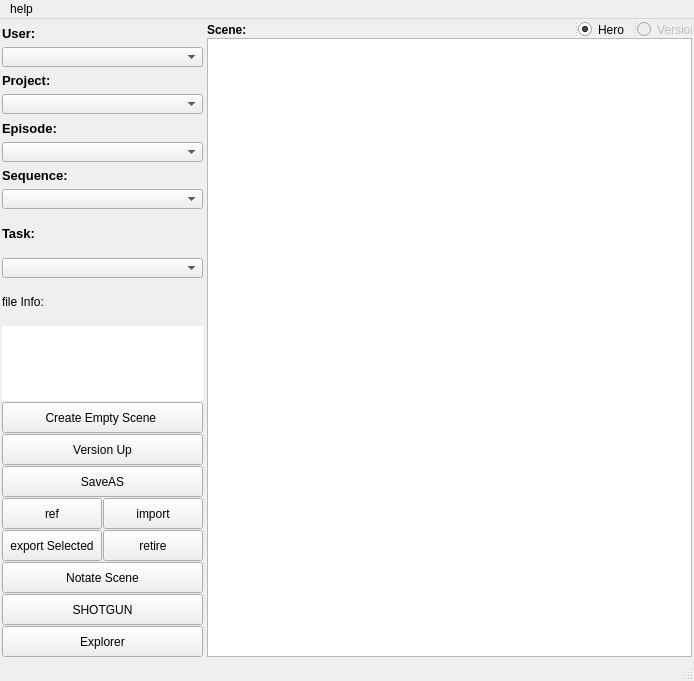
First picture: the form in dsShotOpen/dsShotOpenUI.ui, repository davidwilliamsDK/maya, before the edit.
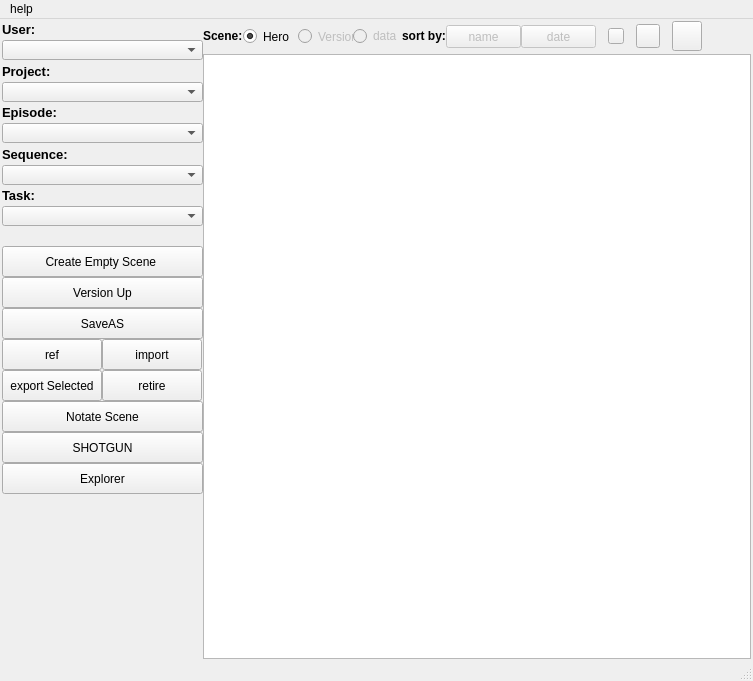
Second picture: the form after the edit. Icons and pictures are not drawn.

Patch:
```diff
--- a/dsShotOpen/dsShotOpenUI.ui
+++ b/dsShotOpen/dsShotOpenUI.ui
@@ -6,20 +6,20 @@
    <rect>
     <x>0</x>
     <y>0</y>
-    <width>694</width>
+    <width>753</width>
     <height>681</height>
    </rect>
   </property>
   <property name="minimumSize">
    <size>
-    <width>452</width>
+    <width>676</width>
     <height>681</height>
    </size>
   </property>
   <property name="maximumSize">
    <size>
-    <width>1000</width>
-    <height>681</height>
+    <width>1500</width>
+    <height>2000</height>
    </size>
   </property>
   <property name="windowTitle">
@@ -38,158 +38,43 @@
      <verstretch>0</verstretch>
     </sizepolicy>
    </property>
+   <layout class="QGridLayout" name="gridLayout_2">
+    <property name="leftMargin">
+     <number>2</number>
+    </property>
+    <property name="topMargin">
+     <number>0</number>
+    </property>
+    <property name="rightMargin">
+     <number>2</number>
+    </property>
+    <property name="bottomMargin">
+     <number>0</number>
+    </property>
+    <property name="spacing">
+     <number>0</number>
+    </property>
+    <item row="0" column="0" rowspan="2">
+     <widget class="QWidget" name="tmpwidget" native="true">
+      <property name="minimumSize">
+       <size>
+        <width>201</width>
+        <height>475</height>
+       </size>
+      </property>
+      <property name="maximumSize">
+       <size>
+        <width>201</width>
+        <height>475</height>
+       </size>
+      </property>
    <layout class="QGridLayout" name="gridLayout">
-    <property name="horizontalSpacing">
-     <number>4</number>
-    </property>
-    <property name="verticalSpacing">
-     <number>1</number>
-    </property>
     <property name="margin">
-     <number>2</number>
-    </property>
-    <item row="0" column="0">
-     <widget class="QLabel" name="user_L">
-      <property name="maximumSize">
-       <size>
-        <width>201</width>
-        <height>25</height>
-       </size>
-      </property>
-      <property name="font">
-       <font>
-        <pointsize>10</pointsize>
-        <weight>75</weight>
-        <bold>true</bold>
-       </font>
-      </property>
-      <property name="text">
-       <string>User:</string>
-      </property>
-     </widget>
-    </item>
-    <item row="0" column="1" rowspan="20">
-     <layout class="QVBoxLayout" name="verticalLayout_2">
-      <item>
-       <widget class="QSplitter" name="splitter_3">
-        <property name="orientation">
-         <enum>Qt::Horizontal</enum>
-        </property>
-        <property name="opaqueResize">
-         <bool>true</bool>
-        </property>
-        <property name="childrenCollapsible">
-         <bool>true</bool>
-        </property>
-        <widget class="QLabel" name="scene_L">
-         <property name="sizePolicy">
-          <sizepolicy hsizetype="Fixed" vsizetype="Fixed">
-           <horstretch>0</horstretch>
-           <verstretch>0</verstretch>
-          </sizepolicy>
-         </property>
-         <property name="font">
-          <font>
-           <pointsize>9</pointsize>
-           <weight>75</weight>
-           <bold>true</bold>
-          </font>
-         </property>
-         <property name="text">
-          <string>Scene:</string>
-         </property>
-        </widget>
-        <widget class="QRadioButton" name="hero_RB">
-         <property name="enabled">
-          <bool>true</bool>
-         </property>
-         <property name="minimumSize">
-          <size>
-           <width>55</width>
-           <height>17</height>
-          </size>
-         </property>
-         <property name="maximumSize">
-          <size>
-           <width>47</width>
-           <height>17</height>
-          </size>
-         </property>
-         <property name="text">
-          <string>Hero</string>
-         </property>
-         <property name="checked">
-          <bool>true</bool>
-         </property>
-        </widget>
-        <widget class="QRadioButton" name="version_RB">
-         <property name="enabled">
-          <bool>false</bool>
-         </property>
-         <property name="minimumSize">
-          <size>
-           <width>55</width>
-           <height>17</height>
-          </size>
-         </property>
-         <property name="maximumSize">
-          <size>
-           <width>47</width>
-           <height>17</height>
-          </size>
-         </property>
-         <property name="text">
-          <string>Version</string>
-         </property>
-         <property name="checked">
-          <bool>false</bool>
-         </property>
-        </widget>
-       </widget>
-      </item>
-      <item>
-       <widget class="QListWidget" name="scene_LW">
-        <property name="minimumSize">
-         <size>
-          <width>211</width>
-          <height>400</height>
-         </size>
-        </property>
-        <property name="iconSize">
-         <size>
-          <width>550</width>
-          <height>550</height>
-         </size>
+        <number>0</number>
         </property>
         <property name="spacing">
-         <number>5</number>
-        </property>
-        <property name="gridSize">
-         <size>
-          <width>1</width>
-          <height>25</height>
-         </size>
-        </property>
-       </widget>
-      </item>
-     </layout>
-    </item>
-    <item row="1" column="0">
-     <widget class="QComboBox" name="user_CB">
-      <property name="minimumSize">
-       <size>
-        <width>199</width>
-        <height>20</height>
-       </size>
-      </property>
-      <property name="maximumSize">
-       <size>
-        <width>201</width>
-        <height>20</height>
-       </size>
-      </property>
-     </widget>
-    </item>
+        <number>0</number>
+       </property>
     <item row="2" column="0">
      <widget class="QLabel" name="project_L">
       <property name="maximumSize">
@@ -210,43 +95,57 @@
       </property>
      </widget>
     </item>
-    <item row="3" column="0">
-     <widget class="QComboBox" name="projects_CB">
+       <item row="13" column="0" colspan="2">
+        <widget class="QPushButton" name="versionUp_B">
+         <property name="enabled">
+          <bool>true</bool>
+         </property>
+         <property name="sizePolicy">
+          <sizepolicy hsizetype="Fixed" vsizetype="Fixed">
+           <horstretch>0</horstretch>
+           <verstretch>0</verstretch>
+          </sizepolicy>
+         </property>
       <property name="minimumSize">
        <size>
-        <width>199</width>
-        <height>20</height>
-       </size>
-      </property>
-      <property name="maximumSize">
-       <size>
         <width>201</width>
-        <height>20</height>
-       </size>
-      </property>
-     </widget>
-    </item>
-    <item row="4" column="0">
-     <widget class="QLabel" name="episode_L">
+           <height>31</height>
+          </size>
+         </property>
       <property name="maximumSize">
        <size>
         <width>201</width>
-        <height>26</height>
+           <height>31</height>
        </size>
       </property>
       <property name="font">
        <font>
-        <pointsize>10</pointsize>
-        <weight>75</weight>
-        <bold>true</bold>
+           <weight>50</weight>
+           <bold>false</bold>
        </font>
       </property>
       <property name="text">
-       <string>Episode:</string>
+          <string>Version Up</string>
       </property>
      </widget>
     </item>
-    <item row="5" column="0">
+       <item row="9" column="0" colspan="2">
+        <widget class="QComboBox" name="task_CB">
+         <property name="minimumSize">
+          <size>
+           <width>199</width>
+           <height>20</height>
+          </size>
+         </property>
+         <property name="maximumSize">
+          <size>
+           <width>201</width>
+           <height>20</height>
+          </size>
+         </property>
+        </widget>
+       </item>
+       <item row="5" column="0" colspan="2">
      <widget class="QComboBox" name="episodes_CB">
       <property name="minimumSize">
        <size>
@@ -262,42 +161,6 @@
       </property>
      </widget>
     </item>
-    <item row="6" column="0">
-     <widget class="QLabel" name="seq_L">
-      <property name="maximumSize">
-       <size>
-        <width>201</width>
-        <height>25</height>
-       </size>
-      </property>
-      <property name="font">
-       <font>
-        <pointsize>10</pointsize>
-        <weight>75</weight>
-        <bold>true</bold>
-       </font>
-      </property>
-      <property name="text">
-       <string>Sequence:</string>
-      </property>
-     </widget>
-    </item>
-    <item row="7" column="0">
-     <widget class="QComboBox" name="sequence_CB">
-      <property name="minimumSize">
-       <size>
-        <width>199</width>
-        <height>20</height>
-       </size>
-      </property>
-      <property name="maximumSize">
-       <size>
-        <width>201</width>
-        <height>20</height>
-       </size>
-      </property>
-     </widget>
-    </item>
     <item row="8" column="0">
      <widget class="QLabel" name="task_L">
       <property name="font">
@@ -312,8 +175,8 @@
       </property>
      </widget>
     </item>
-    <item row="9" column="0">
-     <widget class="QComboBox" name="task_CB">
+       <item row="7" column="0" colspan="2">
+        <widget class="QComboBox" name="sequence_CB">
       <property name="minimumSize">
        <size>
         <width>199</width>
@@ -328,42 +191,99 @@
       </property>
      </widget>
     </item>
-    <item row="10" column="0">
-     <widget class="QLabel" name="shots_L">
+       <item row="16" column="1">
+        <widget class="QPushButton" name="retire_B">
+         <property name="minimumSize">
+          <size>
+           <width>100</width>
+           <height>31</height>
+          </size>
+         </property>
+         <property name="maximumSize">
+          <size>
+           <width>99</width>
+           <height>31</height>
+          </size>
+         </property>
       <property name="text">
-       <string>file Info:</string>
+          <string>retire</string>
       </property>
      </widget>
     </item>
-    <item row="11" column="0">
-     <widget class="QListWidget" name="shots_LW">
+       <item row="17" column="0" colspan="2">
+        <widget class="QPushButton" name="notate_B">
+         <property name="enabled">
+          <bool>true</bool>
+         </property>
+         <property name="sizePolicy">
+          <sizepolicy hsizetype="Fixed" vsizetype="Fixed">
+           <horstretch>0</horstretch>
+           <verstretch>0</verstretch>
+          </sizepolicy>
+         </property>
       <property name="minimumSize">
        <size>
         <width>201</width>
-        <height>75</height>
+           <height>31</height>
        </size>
       </property>
       <property name="maximumSize">
        <size>
         <width>201</width>
-        <height>75</height>
-       </size>
-      </property>
-      <property name="frameShape">
-       <enum>QFrame::NoFrame</enum>
-      </property>
-      <property name="verticalScrollBarPolicy">
-       <enum>Qt::ScrollBarAsNeeded</enum>
-      </property>
-      <property name="horizontalScrollBarPolicy">
-       <enum>Qt::ScrollBarAlwaysOff</enum>
-      </property>
-      <property name="editTriggers">
-       <set>QAbstractItemView::NoEditTriggers</set>
-      </property>
-     </widget>
-    </item>
-    <item row="12" column="0">
+           <height>31</height>
+          </size>
+         </property>
+         <property name="font">
+          <font>
+           <weight>50</weight>
+           <bold>false</bold>
+          </font>
+         </property>
+         <property name="text">
+          <string>Notate Scene</string>
+         </property>
+        </widget>
+       </item>
+       <item row="0" column="0">
+        <widget class="QLabel" name="user_L">
+         <property name="maximumSize">
+          <size>
+           <width>201</width>
+           <height>25</height>
+          </size>
+         </property>
+         <property name="font">
+          <font>
+           <pointsize>10</pointsize>
+           <weight>75</weight>
+           <bold>true</bold>
+          </font>
+         </property>
+         <property name="text">
+          <string>User:</string>
+         </property>
+        </widget>
+       </item>
+       <item row="18" column="0" colspan="2">
+        <widget class="QPushButton" name="sg_B">
+         <property name="minimumSize">
+          <size>
+           <width>201</width>
+           <height>31</height>
+          </size>
+         </property>
+         <property name="maximumSize">
+          <size>
+           <width>201</width>
+           <height>31</height>
+          </size>
+         </property>
+         <property name="text">
+          <string>SHOTGUN</string>
+         </property>
+        </widget>
+       </item>
+       <item row="12" column="0" colspan="2">
      <widget class="QPushButton" name="createEmpty_B">
       <property name="enabled">
        <bool>true</bool>
@@ -397,79 +317,23 @@
       </property>
      </widget>
     </item>
-    <item row="13" column="0">
-     <widget class="QPushButton" name="versionUp_B">
-      <property name="enabled">
-       <bool>true</bool>
-      </property>
-      <property name="sizePolicy">
-       <sizepolicy hsizetype="Fixed" vsizetype="Fixed">
-        <horstretch>0</horstretch>
-        <verstretch>0</verstretch>
-       </sizepolicy>
-      </property>
+       <item row="3" column="0" colspan="2">
+        <widget class="QComboBox" name="projects_CB">
       <property name="minimumSize">
        <size>
-        <width>201</width>
-        <height>31</height>
+           <width>199</width>
+           <height>20</height>
        </size>
       </property>
       <property name="maximumSize">
        <size>
         <width>201</width>
-        <height>31</height>
-       </size>
-      </property>
-      <property name="font">
-       <font>
-        <weight>50</weight>
-        <bold>false</bold>
-       </font>
-      </property>
-      <property name="text">
-       <string>Version Up</string>
-      </property>
-     </widget>
-    </item>
-    <item row="14" column="0">
-     <widget class="QPushButton" name="saveAs_B">
-      <property name="minimumSize">
-       <size>
-        <width>201</width>
-        <height>31</height>
-       </size>
-      </property>
-      <property name="maximumSize">
-       <size>
-        <width>201</width>
-        <height>31</height>
-       </size>
-      </property>
-      <property name="text">
-       <string>SaveAS</string>
+           <height>20</height>
+          </size>
       </property>
      </widget>
     </item>
     <item row="15" column="0">
-     <widget class="QSplitter" name="splitter">
-      <property name="minimumSize">
-       <size>
-        <width>201</width>
-        <height>31</height>
-       </size>
-      </property>
-      <property name="maximumSize">
-       <size>
-        <width>200</width>
-        <height>31</height>
-       </size>
-      </property>
-      <property name="orientation">
-       <enum>Qt::Horizontal</enum>
-      </property>
-      <property name="handleWidth">
-       <number>1</number>
-      </property>
       <widget class="QPushButton" name="ref_B">
        <property name="minimumSize">
         <size>
@@ -487,6 +351,63 @@
         <string>ref</string>
        </property>
       </widget>
+       </item>
+       <item row="6" column="0">
+        <widget class="QLabel" name="seq_L">
+         <property name="maximumSize">
+          <size>
+           <width>201</width>
+           <height>25</height>
+          </size>
+         </property>
+         <property name="font">
+          <font>
+           <pointsize>10</pointsize>
+           <weight>75</weight>
+           <bold>true</bold>
+          </font>
+         </property>
+         <property name="text">
+          <string>Sequence:</string>
+         </property>
+        </widget>
+       </item>
+       <item row="14" column="0" colspan="2">
+        <widget class="QPushButton" name="saveAs_B">
+         <property name="minimumSize">
+          <size>
+           <width>201</width>
+           <height>31</height>
+          </size>
+         </property>
+         <property name="maximumSize">
+          <size>
+           <width>201</width>
+           <height>31</height>
+          </size>
+         </property>
+         <property name="text">
+          <string>SaveAS</string>
+         </property>
+        </widget>
+       </item>
+       <item row="1" column="0" colspan="2">
+        <widget class="QComboBox" name="user_CB">
+         <property name="minimumSize">
+          <size>
+           <width>199</width>
+           <height>20</height>
+          </size>
+         </property>
+         <property name="maximumSize">
+          <size>
+           <width>201</width>
+           <height>20</height>
+          </size>
+         </property>
+        </widget>
+       </item>
+       <item row="15" column="1">
       <widget class="QPushButton" name="import_B">
        <property name="minimumSize">
         <size>
@@ -504,34 +425,8 @@
         <string>import</string>
        </property>
       </widget>
-     </widget>
     </item>
     <item row="16" column="0">
-     <widget class="QSplitter" name="splitter_2">
-      <property name="minimumSize">
-       <size>
-        <width>201</width>
-        <height>31</height>
-       </size>
-      </property>
-      <property name="maximumSize">
-       <size>
-        <width>200</width>
-        <height>31</height>
-       </size>
-      </property>
-      <property name="orientation">
-       <enum>Qt::Horizontal</enum>
-      </property>
-      <property name="opaqueResize">
-       <bool>true</bool>
-      </property>
-      <property name="handleWidth">
-       <number>1</number>
-      </property>
-      <property name="childrenCollapsible">
-       <bool>false</bool>
-      </property>
       <widget class="QPushButton" name="export_B">
        <property name="minimumSize">
         <size>
@@ -549,79 +444,28 @@
         <string>export Selected</string>
        </property>
       </widget>
-      <widget class="QPushButton" name="retire_B">
-       <property name="minimumSize">
-        <size>
-         <width>100</width>
-         <height>31</height>
-        </size>
-       </property>
-       <property name="maximumSize">
-        <size>
-         <width>99</width>
-         <height>31</height>
-        </size>
-       </property>
-       <property name="text">
-        <string>retire</string>
-       </property>
-      </widget>
-     </widget>
-    </item>
-    <item row="17" column="0">
-     <widget class="QPushButton" name="notate_B">
-      <property name="enabled">
-       <bool>true</bool>
-      </property>
-      <property name="sizePolicy">
-       <sizepolicy hsizetype="Fixed" vsizetype="Fixed">
-        <horstretch>0</horstretch>
-        <verstretch>0</verstretch>
-       </sizepolicy>
-      </property>
-      <property name="minimumSize">
-       <size>
-        <width>201</width>
-        <height>31</height>
-       </size>
-      </property>
+       </item>
+       <item row="4" column="0">
+        <widget class="QLabel" name="episode_L">
       <property name="maximumSize">
        <size>
         <width>201</width>
-        <height>31</height>
+           <height>26</height>
        </size>
       </property>
       <property name="font">
        <font>
-        <weight>50</weight>
-        <bold>false</bold>
+           <pointsize>10</pointsize>
+           <weight>75</weight>
+           <bold>true</bold>
        </font>
       </property>
       <property name="text">
-       <string>Notate Scene</string>
+          <string>Episode:</string>
       </property>
      </widget>
     </item>
-    <item row="18" column="0">
-     <widget class="QPushButton" name="sg_B">
-      <property name="minimumSize">
-       <size>
-        <width>201</width>
-        <height>31</height>
-       </size>
-      </property>
-      <property name="maximumSize">
-       <size>
-        <width>201</width>
-        <height>31</height>
-       </size>
-      </property>
-      <property name="text">
-       <string>SHOTGUN</string>
-      </property>
-     </widget>
-    </item>
-    <item row="19" column="0">
+       <item row="19" column="0" colspan="2">
      <widget class="QPushButton" name="explorer_B">
       <property name="enabled">
        <bool>true</bool>
@@ -655,6 +499,399 @@
       </property>
      </widget>
     </item>
+       <item row="10" column="0">
+        <spacer name="verticalSpacer">
+         <property name="orientation">
+          <enum>Qt::Vertical</enum>
+         </property>
+         <property name="sizeType">
+          <enum>QSizePolicy::Fixed</enum>
+         </property>
+         <property name="sizeHint" stdset="0">
+          <size>
+           <width>20</width>
+           <height>20</height>
+          </size>
+         </property>
+        </spacer>
+       </item>
+      </layout>
+     </widget>
+    </item>
+    <item row="0" column="8">
+     <widget class="QWidget" name="widget" native="true">
+      <property name="minimumSize">
+       <size>
+        <width>120</width>
+        <height>35</height>
+       </size>
+      </property>
+      <property name="maximumSize">
+       <size>
+        <width>120</width>
+        <height>35</height>
+       </size>
+      </property>
+      <property name="layoutDirection">
+       <enum>Qt::LeftToRight</enum>
+      </property>
+      <property name="autoFillBackground">
+       <bool>true</bool>
+      </property>
+      <layout class="QHBoxLayout" name="horizontalLayout">
+       <property name="spacing">
+        <number>0</number>
+       </property>
+       <property name="margin">
+        <number>0</number>
+       </property>
+       <item>
+        <widget class="QPushButton" name="iconSmall_PB">
+         <property name="minimumSize">
+          <size>
+           <width>16</width>
+           <height>16</height>
+          </size>
+         </property>
+         <property name="maximumSize">
+          <size>
+           <width>16</width>
+           <height>16</height>
+          </size>
+         </property>
+         <property name="text">
+          <string/>
+         </property>
+         <property name="icon">
+          <iconset>
+           <normaloff>:/icons/mayaico_2014.png</normaloff>:/icons/mayaico_2014.png</iconset>
+         </property>
+         <property name="iconSize">
+          <size>
+           <width>10</width>
+           <height>10</height>
+          </size>
+         </property>
+         <property name="checked">
+          <bool>false</bool>
+         </property>
+        </widget>
+       </item>
+       <item>
+        <widget class="QPushButton" name="iconMed_PB">
+         <property name="minimumSize">
+          <size>
+           <width>24</width>
+           <height>24</height>
+          </size>
+         </property>
+         <property name="maximumSize">
+          <size>
+           <width>24</width>
+           <height>24</height>
+          </size>
+         </property>
+         <property name="text">
+          <string/>
+         </property>
+         <property name="icon">
+          <iconset>
+           <normaloff>:/icons/mayaico_2014.png</normaloff>:/icons/mayaico_2014.png</iconset>
+         </property>
+        </widget>
+       </item>
+       <item>
+        <widget class="QPushButton" name="iconLarge_PB">
+         <property name="minimumSize">
+          <size>
+           <width>30</width>
+           <height>30</height>
+          </size>
+         </property>
+         <property name="maximumSize">
+          <size>
+           <width>30</width>
+           <height>30</height>
+          </size>
+         </property>
+         <property name="text">
+          <string/>
+         </property>
+         <property name="icon">
+          <iconset>
+           <normaloff>:/icons/mayaico_2014.png</normaloff>:/icons/mayaico_2014.png</iconset>
+         </property>
+         <property name="iconSize">
+          <size>
+           <width>25</width>
+           <height>25</height>
+          </size>
+         </property>
+         <property name="checked">
+          <bool>false</bool>
+         </property>
+        </widget>
+       </item>
+      </layout>
+     </widget>
+    </item>
+    <item row="1" column="1" rowspan="3" colspan="9">
+     <widget class="QTableWidget" name="tw_mayaScene">
+      <property name="font">
+       <font>
+        <family>Verdana</family>
+        <pointsize>10</pointsize>
+       </font>
+      </property>
+      <property name="alternatingRowColors">
+       <bool>false</bool>
+      </property>
+      <property name="selectionMode">
+       <enum>QAbstractItemView::SingleSelection</enum>
+      </property>
+      <property name="selectionBehavior">
+       <enum>QAbstractItemView::SelectRows</enum>
+      </property>
+      <property name="iconSize">
+       <size>
+        <width>100</width>
+        <height>100</height>
+       </size>
+      </property>
+      <property name="textElideMode">
+       <enum>Qt::ElideMiddle</enum>
+      </property>
+      <property name="showGrid">
+       <bool>false</bool>
+      </property>
+      <property name="gridStyle">
+       <enum>Qt::NoPen</enum>
+      </property>
+      <property name="sortingEnabled">
+       <bool>true</bool>
+      </property>
+      <property name="wordWrap">
+       <bool>false</bool>
+      </property>
+      <property name="cornerButtonEnabled">
+       <bool>true</bool>
+      </property>
+      <attribute name="horizontalHeaderVisible">
+       <bool>false</bool>
+      </attribute>
+      <attribute name="horizontalHeaderCascadingSectionResizes">
+       <bool>true</bool>
+      </attribute>
+      <attribute name="horizontalHeaderMinimumSectionSize">
+       <number>100</number>
+      </attribute>
+      <attribute name="horizontalHeaderStretchLastSection">
+       <bool>true</bool>
+      </attribute>
+      <attribute name="verticalHeaderVisible">
+       <bool>false</bool>
+      </attribute>
+      <attribute name="verticalHeaderCascadingSectionResizes">
+       <bool>true</bool>
+      </attribute>
+      <attribute name="verticalHeaderDefaultSectionSize">
+       <number>130</number>
+      </attribute>
+      <attribute name="verticalHeaderMinimumSectionSize">
+       <number>40</number>
+      </attribute>
+      <column>
+       <property name="text">
+        <string>scene</string>
+       </property>
+      </column>
+     </widget>
+    </item>
+    <item row="0" column="6">
+     <widget class="QPushButton" name="sortNameB">
+      <property name="enabled">
+       <bool>false</bool>
+      </property>
+      <property name="minimumSize">
+       <size>
+        <width>75</width>
+        <height>23</height>
+       </size>
+      </property>
+      <property name="maximumSize">
+       <size>
+        <width>75</width>
+        <height>23</height>
+       </size>
+      </property>
+      <property name="text">
+       <string>name</string>
+      </property>
+     </widget>
+    </item>
+    <item row="0" column="3">
+     <widget class="QRadioButton" name="version_RB">
+      <property name="enabled">
+       <bool>false</bool>
+      </property>
+      <property name="minimumSize">
+       <size>
+        <width>55</width>
+        <height>17</height>
+       </size>
+      </property>
+      <property name="maximumSize">
+       <size>
+        <width>47</width>
+        <height>17</height>
+       </size>
+      </property>
+      <property name="text">
+       <string>Version</string>
+      </property>
+      <property name="checked">
+       <bool>false</bool>
+      </property>
+     </widget>
+    </item>
+    <item row="0" column="5">
+     <widget class="QLabel" name="scene_L_2">
+      <property name="sizePolicy">
+       <sizepolicy hsizetype="Fixed" vsizetype="Fixed">
+        <horstretch>0</horstretch>
+        <verstretch>0</verstretch>
+       </sizepolicy>
+      </property>
+      <property name="font">
+       <font>
+        <pointsize>9</pointsize>
+        <weight>75</weight>
+        <bold>true</bold>
+       </font>
+      </property>
+      <property name="text">
+       <string>sort by:</string>
+      </property>
+     </widget>
+    </item>
+    <item row="0" column="7">
+     <widget class="QPushButton" name="sortDate_B">
+      <property name="enabled">
+       <bool>false</bool>
+      </property>
+      <property name="minimumSize">
+       <size>
+        <width>75</width>
+        <height>23</height>
+       </size>
+      </property>
+      <property name="maximumSize">
+       <size>
+        <width>75</width>
+        <height>23</height>
+       </size>
+      </property>
+      <property name="text">
+       <string>date</string>
+      </property>
+      <property name="checkable">
+       <bool>false</bool>
+      </property>
+      <property name="autoRepeat">
+       <bool>false</bool>
+      </property>
+      <property name="autoDefault">
+       <bool>false</bool>
+      </property>
+      <property name="default">
+       <bool>false</bool>
+      </property>
+      <property name="flat">
+       <bool>false</bool>
+      </property>
+     </widget>
+    </item>
+    <item row="2" column="0">
+     <spacer name="verticalSpacer_2">
+      <property name="orientation">
+       <enum>Qt::Vertical</enum>
+      </property>
+      <property name="sizeHint" stdset="0">
+       <size>
+        <width>20</width>
+        <height>167</height>
+       </size>
+      </property>
+     </spacer>
+    </item>
+    <item row="0" column="9">
+     <spacer name="horizontalSpacer_2">
+      <property name="orientation">
+       <enum>Qt::Horizontal</enum>
+      </property>
+      <property name="sizeHint" stdset="0">
+       <size>
+        <width>32</width>
+        <height>20</height>
+       </size>
+      </property>
+     </spacer>
+    </item>
+    <item row="0" column="2">
+     <widget class="QRadioButton" name="hero_RB">
+      <property name="enabled">
+       <bool>true</bool>
+      </property>
+      <property name="minimumSize">
+       <size>
+        <width>55</width>
+        <height>17</height>
+       </size>
+      </property>
+      <property name="maximumSize">
+       <size>
+        <width>47</width>
+        <height>17</height>
+       </size>
+      </property>
+      <property name="text">
+       <string>Hero</string>
+      </property>
+      <property name="checked">
+       <bool>true</bool>
+      </property>
+     </widget>
+    </item>
+    <item row="0" column="1">
+     <widget class="QLabel" name="scene_L">
+      <property name="sizePolicy">
+       <sizepolicy hsizetype="Fixed" vsizetype="Fixed">
+        <horstretch>0</horstretch>
+        <verstretch>0</verstretch>
+       </sizepolicy>
+      </property>
+      <property name="font">
+       <font>
+        <pointsize>9</pointsize>
+        <weight>75</weight>
+        <bold>true</bold>
+       </font>
+      </property>
+      <property name="text">
+       <string>Scene:</string>
+      </property>
+     </widget>
+    </item>
+    <item row="0" column="4">
+     <widget class="QRadioButton" name="data_RB">
+      <property name="enabled">
+       <bool>false</bool>
+      </property>
+      <property name="text">
+       <string>data</string>
+      </property>
+     </widget>
+    </item>
    </layout>
   </widget>
   <widget class="QMenuBar" name="menubar">
@@ -662,7 +899,7 @@
     <rect>
      <x>0</x>
      <y>0</y>
-     <width>694</width>
+     <width>753</width>
      <height>18</height>
     </rect>
    </property>
```
Lines whose indentation alone changed are shown as unchanged.
